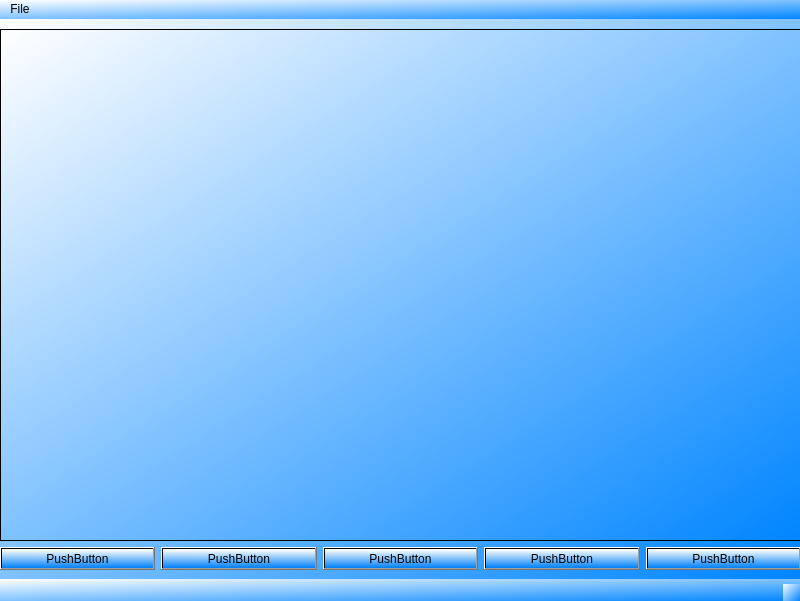
The window that untitled.ui (karbovskiy11/Kadri) describes before a commit, drawn with Qt 5.
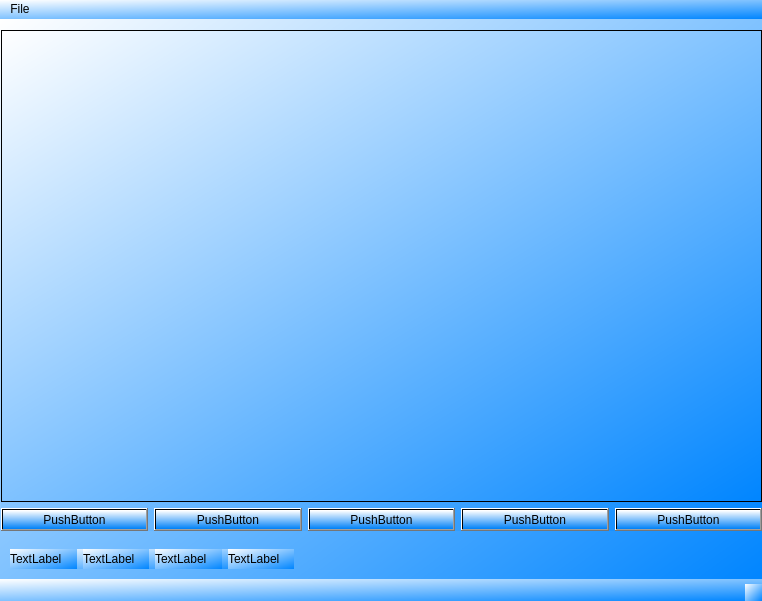
The same window after the commit.

Commit message: Create main

```diff
--- a/untitled.ui
+++ b/untitled.ui
@@ -6,7 +6,7 @@
    <rect>
     <x>0</x>
     <y>0</y>
-    <width>800</width>
+    <width>762</width>
     <height>601</height>
    </rect>
   </property>
@@ -20,10 +20,50 @@
    <widget class="QWidget" name="">
     <property name="geometry">
      <rect>
-      <x>0</x>
-      <y>10</y>
-      <width>801</width>
-      <height>541</height>
+      <x>10</x>
+      <y>530</y>
+      <width>284</width>
+      <height>20</height>
+     </rect>
+    </property>
+    <layout class="QHBoxLayout" name="horizontalLayout_2">
+     <item>
+      <widget class="QLabel" name="label">
+       <property name="text">
+        <string>TextLabel</string>
+       </property>
+      </widget>
+     </item>
+     <item>
+      <widget class="QLabel" name="label_2">
+       <property name="text">
+        <string>TextLabel</string>
+       </property>
+      </widget>
+     </item>
+     <item>
+      <widget class="QLabel" name="label_3">
+       <property name="text">
+        <string>TextLabel</string>
+       </property>
+      </widget>
+     </item>
+     <item>
+      <widget class="QLabel" name="label_4">
+       <property name="text">
+        <string>TextLabel</string>
+       </property>
+      </widget>
+     </item>
+    </layout>
+   </widget>
+   <widget class="QWidget" name="">
+    <property name="geometry">
+     <rect>
+      <x>1</x>
+      <y>11</y>
+      <width>761</width>
+      <height>501</height>
      </rect>
     </property>
     <layout class="QVBoxLayout" name="verticalLayout">
@@ -92,7 +132,7 @@
     <rect>
      <x>0</x>
      <y>0</y>
-     <width>800</width>
+     <width>762</width>
      <height>23</height>
     </rect>
    </property>
```
The commit also changes 1 other file.
